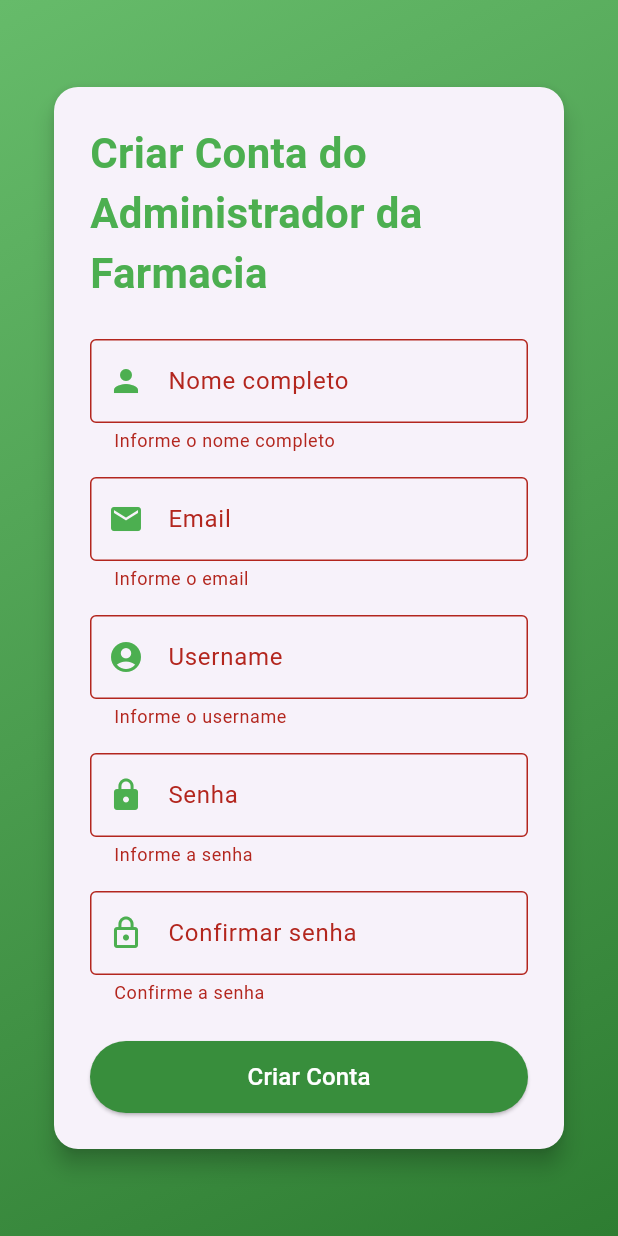
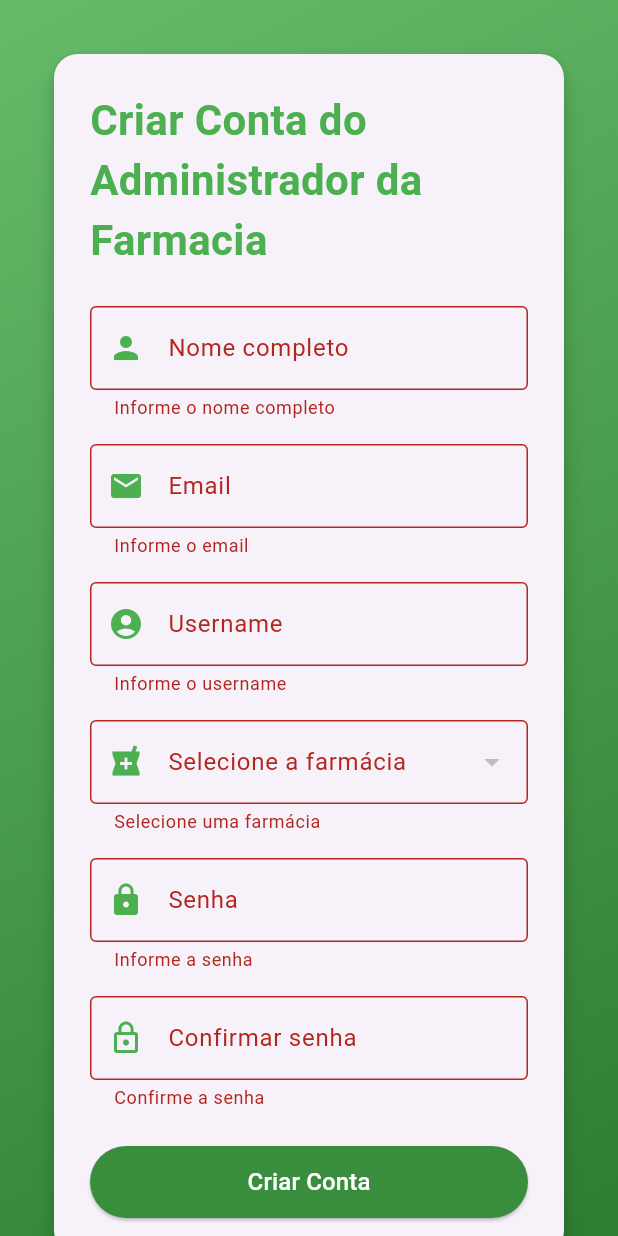
Before and after one commit to marvinpauloalifa/marvinpauloalifa, a Flutter app: the CriarAdminFarmacia screen opened by its route, after a tap on "Criar Conta", on a phone screen of 412 x 824 dp. Run offline on Flutter 3.47's test engine with Material 3 defaults, Android fonts, the light colour scheme and no system bars; our stand-ins replace cloud_firestore, firebase_auth, firebase_core, geolocator, google_maps_flutter, image_picker and 1 more; missing offline and left inert: google_mlkit_text_recognition; accounts and stored records are empty.

Commit message:
administrador da farmacia concluido.

```diff
--- a/lib/main.dart
+++ b/lib/main.dart
@@ -49,7 +49,7 @@ class MainApp extends StatelessWidget {
         '/': (context) => InicioPage(),
         '/login': (context) => const LoginPage(),
         '/criarAdmin': (context) => const CriarAdminFarmacia(),
-        '/user': (context) => const UserPage(),
+        '/user': (context) => UserPage(),
         '/registerFarmacia': (context) => const RegistoFarmacias(),
         '/gerirMedicamentos': (context) => const ListarMedicamentos(),
         '/adminFarmacia': (context) => const AdminFarmaciaPage(),
--- a/lib/viewmodels/UserViewModel.dart
+++ b/lib/viewmodels/UserViewModel.dart
@@ -50,7 +50,7 @@ class UserViewModel extends ChangeNotifier {
   Future<void> extractTextFromImage() async {
     if (_selectedImage != null) {
       _recognizedText = await _ocrService.recognizeTextFromImage(_selectedImage!);
-      searchController.text = _recognizedText; // <-- texto vai para barra de pesquisa
+      searchController.text = _recognizedText;
       notifyListeners();
     }
   }
--- a/lib/views/CriarUsers/CriarAdminFarmacia.dart
+++ b/lib/views/CriarUsers/CriarAdminFarmacia.dart
@@ -17,7 +17,29 @@ class _CriarAdminFarmaciaState extends State<CriarAdminFarmacia> {
   final usernameController = TextEditingController();
   final senhaController = TextEditingController();
   final confirmarSenhaController = TextEditingController();
+
   bool isLoading = false;
+  List<Map<String, dynamic>> farmacias = [];
+  String? selectedFarmaciaId;
+
+  @override
+  void initState() {
+    super.initState();
+    _carregarFarmacias();
+  }
+
+  Future<void> _carregarFarmacias() async {
+    final snapshot =
+    await FirebaseFirestore.instance.collection('farmacias').get();
+    setState(() {
+      farmacias = snapshot.docs
+          .map((doc) => {
+        'id': doc.id,
+        'nome': doc['nome'] ?? 'Farmácia sem nome',
+      })
+          .toList();
+    });
+  }
 
   Future<void> _criarConta() async {
     if (!_formKey.currentState!.validate()) return;
@@ -35,14 +57,18 @@ class _CriarAdminFarmaciaState extends State<CriarAdminFarmacia> {
       return;
     }
 
+    if (selectedFarmaciaId == null) {
+      ScaffoldMessenger.of(context).showSnackBar(
+        const SnackBar(content: Text('Por favor, selecione uma farmácia.')),
+      );
+      return;
+    }
+
     setState(() => isLoading = true);
 
     try {
       final credenciais = await FirebaseAuth.instance
           .createUserWithEmailAndPassword(email: email, password: senha);
-
-      // Gerar ID da farmácia com base no nome e username
-      final idFarmacia = "farmacia.${nomeCompleto.toLowerCase().replaceAll(' ', '.')}.${username.toLowerCase()}";
 
       await FirebaseFirestore.instance
           .collection('admin_farmacia')
@@ -51,7 +77,7 @@ class _CriarAdminFarmaciaState extends State<CriarAdminFarmacia> {
         'nome': nomeCompleto,
         'email': email,
         'username': username,
-        'idFarmacia': idFarmacia,
+        'idFarmacia': selectedFarmaciaId,
         'uid': credenciais.user!.uid,
       });
 
@@ -59,13 +85,13 @@ class _CriarAdminFarmaciaState extends State<CriarAdminFarmacia> {
       await prefs.setString('admin_nome', nomeCompleto);
       await prefs.setString('admin_email', email);
       await prefs.setString('admin_username', username);
-      await prefs.setString('admin_idFarmacia', idFarmacia);
+      await prefs.setString('admin_idFarmacia', selectedFarmaciaId!);
 
       ScaffoldMessenger.of(context).showSnackBar(
         const SnackBar(content: Text('Administrador criado com sucesso!')),
       );
 
-      Navigator.pop(context);
+      Navigator.pushReplacementNamed(context, '/loginAdm');
     } on FirebaseAuthException catch (e) {
       ScaffoldMessenger.of(context).showSnackBar(
         SnackBar(content: Text('Erro: ${e.message}')),
@@ -90,7 +116,9 @@ class _CriarAdminFarmaciaState extends State<CriarAdminFarmacia> {
           child: SingleChildScrollView(
             padding: const EdgeInsets.all(32),
             child: Card(
-              shape: RoundedRectangleBorder(borderRadius: BorderRadius.circular(16)),
+              shape: RoundedRectangleBorder(
+                borderRadius: BorderRadius.circular(16),
+              ),
               elevation: 6,
               child: Padding(
                 padding: const EdgeInsets.all(24),
@@ -109,11 +137,11 @@ class _CriarAdminFarmaciaState extends State<CriarAdminFarmacia> {
                       ),
                       const SizedBox(height: 24),
 
-                      // Nome completo
                       TextFormField(
                         controller: nomeCompletoController,
-                        validator: (value) =>
-                        value == null || value.isEmpty ? 'Informe o nome completo' : null,
+                        validator: (value) => value == null || value.isEmpty
+                            ? 'Informe o nome completo'
+                            : null,
                         decoration: const InputDecoration(
                           labelText: 'Nome completo',
                           prefixIcon: Icon(Icons.person, color: Colors.green),
@@ -122,11 +150,11 @@ class _CriarAdminFarmaciaState extends State<CriarAdminFarmacia> {
                       ),
                       const SizedBox(height: 16),
 
-                      // Email
                       TextFormField(
                         controller: emailController,
-                        validator: (value) =>
-                        value == null || value.isEmpty ? 'Informe o email' : null,
+                        validator: (value) => value == null || value.isEmpty
+                            ? 'Informe o email'
+                            : null,
                         decoration: const InputDecoration(
                           labelText: 'Email',
                           prefixIcon: Icon(Icons.email, color: Colors.green),
@@ -135,25 +163,51 @@ class _CriarAdminFarmaciaState extends State<CriarAdminFarmacia> {
                       ),
                       const SizedBox(height: 16),
 
-                      // Username
                       TextFormField(
                         controller: usernameController,
-                        validator: (value) =>
-                        value == null || value.isEmpty ? 'Informe o username' : null,
+                        validator: (value) => value == null || value.isEmpty
+                            ? 'Informe o username'
+                            : null,
                         decoration: const InputDecoration(
                           labelText: 'Username',
-                          prefixIcon: Icon(Icons.account_circle, color: Colors.green),
+                          prefixIcon:
+                          Icon(Icons.account_circle, color: Colors.green),
                           border: OutlineInputBorder(),
                         ),
                       ),
                       const SizedBox(height: 16),
 
-                      // Senha
+                      DropdownButtonFormField<String>(
+                        value: selectedFarmaciaId,
+                        items: farmacias.map((farmacia) {
+                          return DropdownMenuItem<String>(
+                            value: farmacia['id'],
+                            child: Text(farmacia['nome']),
+                          );
+                        }).toList(),
+                        onChanged: (value) {
+                          setState(() {
+                            selectedFarmaciaId = value;
+                          });
+                        },
+                        decoration: const InputDecoration(
+                          labelText: 'Selecione a farmácia',
+                          prefixIcon: Icon(Icons.local_pharmacy,
+                              color: Colors.green),
+                          border: OutlineInputBorder(),
+                        ),
+                        validator: (value) => value == null
+                            ? 'Selecione uma farmácia'
+                            : null,
+                      ),
+                      const SizedBox(height: 16),
+
                       TextFormField(
                         controller: senhaController,
                         obscureText: true,
-                        validator: (value) =>
-                        value == null || value.isEmpty ? 'Informe a senha' : null,
+                        validator: (value) => value == null || value.isEmpty
+                            ? 'Informe a senha'
+                            : null,
                         decoration: const InputDecoration(
                           labelText: 'Senha',
                           prefixIcon: Icon(Icons.lock, color: Colors.green),
@@ -162,21 +216,21 @@ class _CriarAdminFarmaciaState extends State<CriarAdminFarmacia> {
                       ),
                       const SizedBox(height: 16),
 
-                      // Confirmar senha
                       TextFormField(
                         controller: confirmarSenhaController,
                         obscureText: true,
-                        validator: (value) =>
-                        value == null || value.isEmpty ? 'Confirme a senha' : null,
+                        validator: (value) => value == null || value.isEmpty
+                            ? 'Confirme a senha'
+                            : null,
                         decoration: const InputDecoration(
                           labelText: 'Confirmar senha',
-                          prefixIcon: Icon(Icons.lock_outline, color: Colors.green),
+                          prefixIcon:
+                          Icon(Icons.lock_outline, color: Colors.green),
                           border: OutlineInputBorder(),
                         ),
                       ),
                       const SizedBox(height: 24),
 
-                      // Botão Criar Conta
                       SizedBox(
                         width: double.infinity,
                         height: 48,
@@ -189,10 +243,12 @@ class _CriarAdminFarmaciaState extends State<CriarAdminFarmacia> {
                             ),
                           ),
                           child: isLoading
-                              ? const CircularProgressIndicator(color: Colors.white)
+                              ? const CircularProgressIndicator(
+                              color: Colors.white)
                               : const Text(
                             'Criar Conta',
-                            style: TextStyle(fontSize: 16, color: Colors.white),
+                            style: TextStyle(
+                                fontSize: 16, color: Colors.white),
                           ),
                         ),
                       ),
--- a/lib/views/Farmacia/AdminFarmaciaPage.dart
+++ b/lib/views/Farmacia/AdminFarmaciaPage.dart
@@ -58,11 +58,8 @@ class _AdminFarmaciaPageState extends State<AdminFarmaciaPage> {
         child: Column(
           crossAxisAlignment: CrossAxisAlignment.start,
           children: [
-            Text("Bem-vindo, $adminNome",
+            Text("Seja bem-vindo, $adminNome",
                 style: const TextStyle(fontSize: 22, fontWeight: FontWeight.bold, color: Colors.green)),
-            const SizedBox(height: 8),
-            Text("Email: $adminEmail", style: const TextStyle(fontSize: 16)),
-            Text("ID da Farmácia: $idFarmacia", style: const TextStyle(fontSize: 16)),
             const SizedBox(height: 24),
             Expanded(
               child: GridView.count(
--- a/lib/views/Logins/LoginPage.dart
+++ b/lib/views/Logins/LoginPage.dart
@@ -27,7 +27,7 @@ class _LoginPageState extends State<LoginPage> {
       );
 
       if (userCredential.user != null) {
-        Navigator.pushReplacement(
+        Navigator.push(
           context,
           MaterialPageRoute(builder: (_) => const UserPage()),
         );
@@ -86,7 +86,7 @@ class _LoginPageState extends State<LoginPage> {
                     mainAxisSize: MainAxisSize.min,
                     children: [
                       const Text(
-                        "Entrar como Cliente",
+                        "Seja Bem-Vindo ao MediFinder!",
                         style: TextStyle(
                           fontSize: 24,
                           fontWeight: FontWeight.bold,
```
Also changed, not shown: lib/views/Farmacia/ListarMedicamentos.dart (+18 -13 lines), lib/views/Logins/LoginFarmacia.dart (+27 -12 lines), lib/views/PaginaInicial/UserPage.dart (line endings or trailing spaces).
